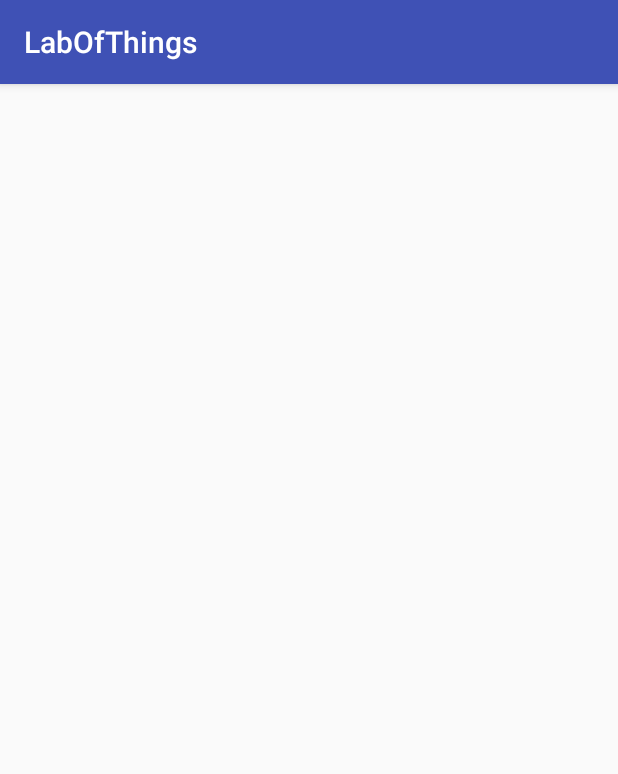
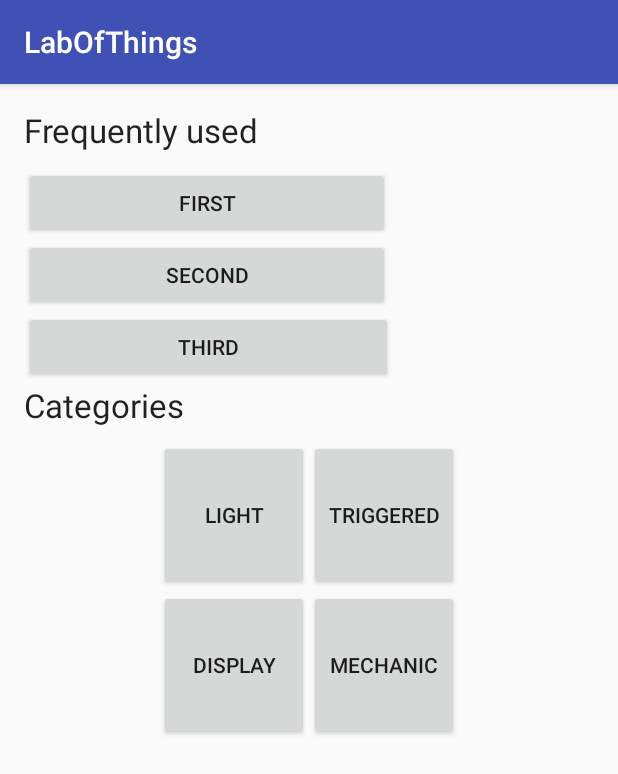
Before and after one commit to patrickm90/hci, an Android app: the UserMainActivity screen opened directly, with no data from a screen before it, on a phone screen of 412 x 824 dp. Shown: the top 774 px of the screen. Run offline under Robolectric (Android 15) with nearby library versions, the phone set to English and light mode, and no system bars.

Commit message:
mainUserSite fertig

```diff
--- a/LabOfThings/app/src/main/res/layout/activity_user_main.xml
+++ b/LabOfThings/app/src/main/res/layout/activity_user_main.xml
@@ -1,5 +1,5 @@
 <?xml version="1.0" encoding="utf-8"?>
-<RelativeLayout xmlns:android="http://schemas.android.com/apk/res/android"
+<LinearLayout xmlns:android="http://schemas.android.com/apk/res/android"
     xmlns:tools="http://schemas.android.com/tools"
     android:layout_width="match_parent"
     android:layout_height="match_parent"
@@ -7,6 +7,106 @@
     android:paddingLeft="@dimen/activity_horizontal_margin"
     android:paddingRight="@dimen/activity_horizontal_margin"
     android:paddingTop="@dimen/activity_vertical_margin"
-    tools:context=".activity.user.UserMainActivity">
+    tools:context=".activity.user.UserMainActivity"
+    android:orientation="vertical">
 
-</RelativeLayout>
+
+    <LinearLayout
+        android:orientation="horizontal"
+        android:layout_width="348dp"
+        android:layout_height="39dp">
+
+        <TextView
+            android:layout_width="wrap_content"
+            android:layout_height="wrap_content"
+            android:textAppearance="?android:attr/textAppearanceLarge"
+            android:text="@string/userMainFrequentlyUsed"
+            android:id="@+id/textView" />
+    </LinearLayout>
+
+    <LinearLayout
+        android:orientation="vertical"
+        android:layout_width="match_parent"
+        android:layout_height="182dp"
+        android:layout_alignParentStart="true">
+
+        <Button
+            android:layout_width="244dp"
+            android:layout_height="wrap_content"
+            android:text="@string/frequency1"
+            android:id="@+id/button" />
+
+        <Button
+            android:layout_width="244dp"
+            android:layout_height="wrap_content"
+            android:text="@string/frequency2"
+            android:id="@+id/button2" />
+
+        <Button
+            android:layout_width="246dp"
+            android:layout_height="wrap_content"
+            android:text="@string/frequency3"
+            android:id="@+id/button3" />
+
+        <TextView
+            android:layout_width="wrap_content"
+            android:layout_height="wrap_content"
+            android:textAppearance="?android:attr/textAppearanceLarge"
+            android:text="@string/userMainCat"
+            android:id="@+id/catText"
+             />
+
+
+    </LinearLayout>
+
+    <LinearLayout
+        android:orientation="vertical"
+        android:layout_width="match_parent"
+        android:layout_height="match_parent"
+        android:layout_alignParentStart="true">
+
+    <LinearLayout
+        android:orientation="horizontal"
+        android:layout_width="wrap_content"
+        android:layout_height="wrap_content"
+        android:layout_gravity="center_horizontal">
+
+                <Button
+                    android:layout_width="100dp"
+                    android:layout_height="100dp"
+                    android:text="@string/cat2"
+                    android:id="@+id/cat2Button"
+                    android:layout_toEndOf="@+id/cat3Button"
+                    android:layout_gravity="right" />
+
+                <Button
+                    android:layout_width="100dp"
+                    android:layout_height="100dp"
+                    android:text="@string/cat3"
+                    android:id="@+id/cat3Button"
+                    android:layout_alignParentStart="true"
+                    android:layout_gravity="center_horizontal" />
+            </LinearLayout>
+
+
+        <LinearLayout
+            android:orientation="horizontal"
+            android:layout_width="wrap_content"
+            android:layout_height="wrap_content"
+            android:layout_gravity="center_horizontal">
+
+            <Button
+                android:layout_width="100dp"
+                android:layout_height="100dp"
+                android:text="@string/cat1"
+                android:id="@+id/cat1Button"/>
+
+            <Button
+                android:layout_width="100dp"
+                android:layout_height="100dp"
+                android:text="@string/cat4"
+                android:id="@+id/cat4Button"
+                android:layout_alignParentStart="true" />
+           </LinearLayout>
+    </LinearLayout>
+</LinearLayout>
--- a/LabOfThings/app/src/main/res/values/strings.xml
+++ b/LabOfThings/app/src/main/res/values/strings.xml
@@ -1,16 +1,27 @@
 <resources>
+    <!-- DashBoardStrings -->
     <string name="app_name">LabOfThings</string>
     <string name="test">test</string>
     <string name="login_text">Please enter your username and password</string>
     <string name="username_text">username</string>
     <string name="password_text">password</string>
     <string name="loginButton_text">login</string>
-
     <string name="select_mode">Choose a mode</string>
     <string-array name="login_modes">
         <item>User</item>
         <item>Admin</item>
         <item>Controller</item>
+    </string-array>
 
-    </string-array>
+    <!-- MainUserStrings -->
+    <string name="cat1">Display</string>
+    <string name="cat2">Light</string>
+    <string name="cat3">Triggered</string>
+    <string name="cat4"> Mechanic</string>
+    <string name="userMainCat">Categories</string>
+    <string name="userMainFrequentlyUsed">Frequently used</string>
+    <string name="frequency1">first</string>
+    <string name="frequency2">second</string>
+    <string name="frequency3">third</string>
+
 </resources>
```
